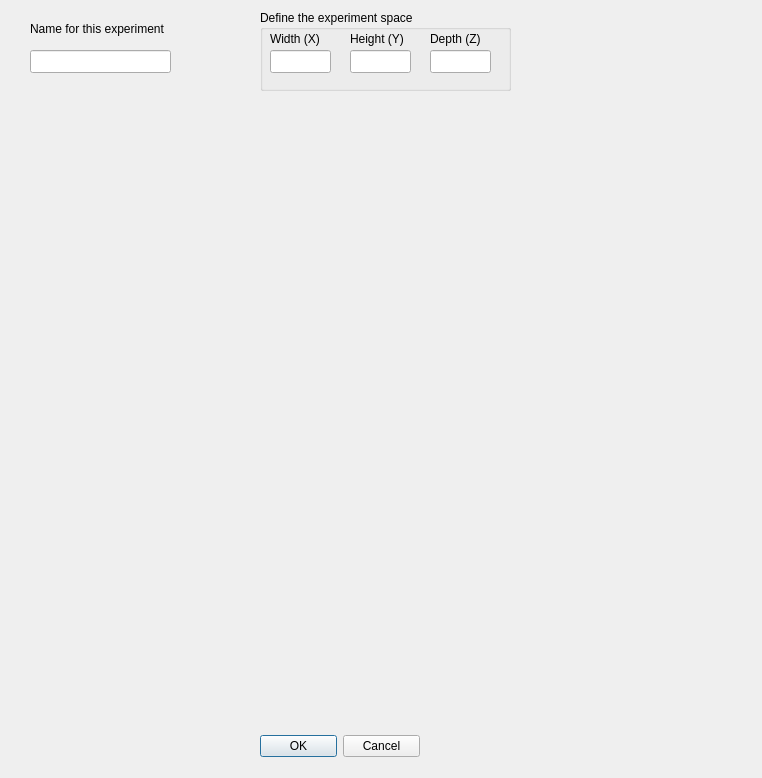
This is Experimental/VaporIntrusionGUI/VaporIntrusionDelegate/NewVaporIntrusion.ui in perryiv/cadkit as Qt 5 draws it before an edit. The edited form follows.
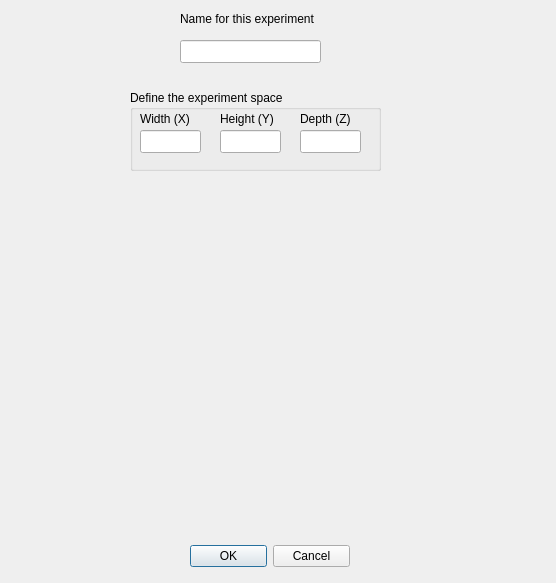
This is the edited form.

What changed in the file:
```diff
--- a/Experimental/VaporIntrusionGUI/VaporIntrusionDelegate/NewVaporIntrusion.ui
+++ b/Experimental/VaporIntrusionGUI/VaporIntrusionDelegate/NewVaporIntrusion.ui
@@ -5,8 +5,8 @@
    <rect>
     <x>0</x>
     <y>0</y>
-    <width>762</width>
-    <height>778</height>
+    <width>556</width>
+    <height>583</height>
    </rect>
   </property>
   <property name="windowTitle" >
@@ -15,8 +15,8 @@
   <widget class="QDialogButtonBox" name="okCancelButtons" >
    <property name="geometry" >
     <rect>
-     <x>260</x>
-     <y>730</y>
+     <x>190</x>
+     <y>540</y>
      <width>160</width>
      <height>32</height>
     </rect>
@@ -31,8 +31,8 @@
   <widget class="QGroupBox" name="groupBox" >
    <property name="geometry" >
     <rect>
-     <x>260</x>
-     <y>10</y>
+     <x>130</x>
+     <y>90</y>
      <width>251</width>
      <height>81</height>
     </rect>
@@ -113,8 +113,8 @@
   <widget class="QLabel" name="label_4" >
    <property name="geometry" >
     <rect>
-     <x>30</x>
-     <y>20</y>
+     <x>180</x>
+     <y>10</y>
      <width>151</width>
      <height>18</height>
     </rect>
@@ -126,8 +126,8 @@
   <widget class="QLineEdit" name="spaceName" >
    <property name="geometry" >
     <rect>
-     <x>30</x>
-     <y>50</y>
+     <x>180</x>
+     <y>40</y>
      <width>141</width>
      <height>23</height>
     </rect>
```
